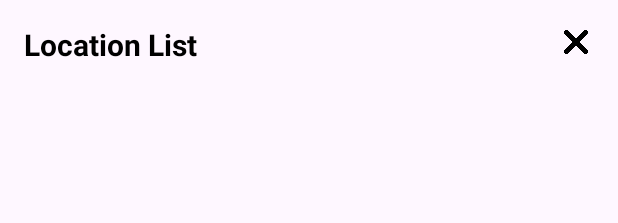
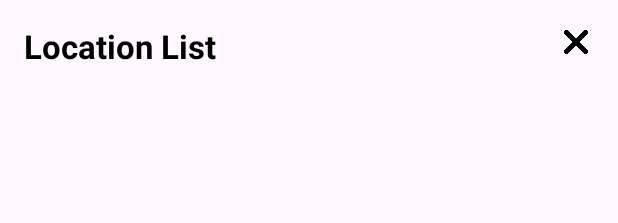
Before and after one commit to shubhamsinghsatna/kumbhmela, an Android app: the layout fragment_entities_list_bottom_sheet.xml on its own in the app's theme, with its tools: preview values and no code run, on a phone screen of 412 x 824 dp. Shown: the top 223 px of the screen. Run offline under Robolectric (Android 15) with nearby library versions, the phone set to English and light mode, and no system bars.

Commit message:
Map working

```diff
--- a/app/src/main/res/layout/fragment_entities_list_bottom_sheet.xml
+++ b/app/src/main/res/layout/fragment_entities_list_bottom_sheet.xml
@@ -27,7 +27,7 @@
         android:text="Location List"
         android:id="@+id/title"
         android:textColor="@color/black"
-        android:textSize="20sp"
+        android:textSize="22sp"
         android:textStyle="bold" />
 
     <androidx.recyclerview.widget.RecyclerView
@@ -38,7 +38,8 @@
         android:layout_width="match_parent"
         android:layout_height="wrap_content"
         android:layout_below="@+id/title"
-        android:layout_marginBottom="24dp"
+        android:paddingBottom="36dp"
+        android:padding="8dp"
         android:layout_marginTop="8dp"/>
 
 
--- a/app/src/main/res/layout/list_item_entities_location.xml
+++ b/app/src/main/res/layout/list_item_entities_location.xml
@@ -6,7 +6,7 @@
     app:cardElevation="8dp"
     android:layout_marginStart="8dp"
     android:layout_marginEnd="8dp"
-    android:layout_marginTop="8dp"
+    android:layout_marginTop="12dp"
     android:layout_height="wrap_content">
     <RelativeLayout
         android:layout_width="match_parent"
@@ -22,7 +22,6 @@
             android:layout_marginStart="8dp"
             android:layout_marginEnd="8dp"
             android:layout_toStartOf="@+id/iv_details"
-            android:text="Location Item 1"
             android:textColor="@color/black"
             android:textSize="20sp"
             android:textStyle="bold" />
```
